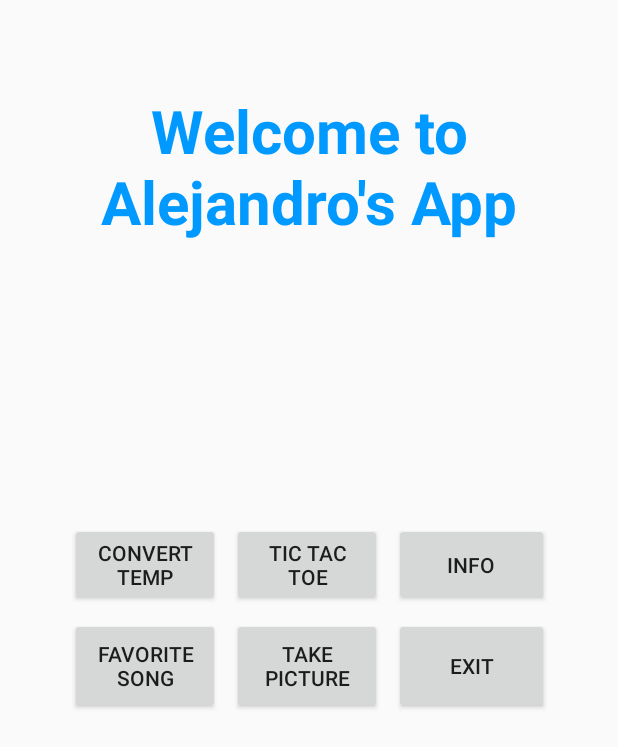
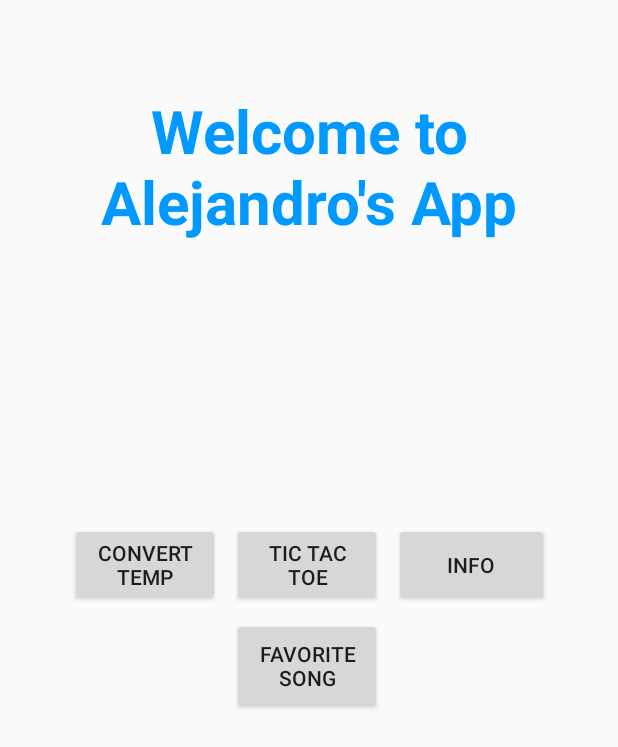
Before and after one commit to abiancu/IntroAndroidApp, an Android app: the layout content_main_menu.xml on its own in the app's theme, with its tools: preview values and no code run, on a phone screen of 412 x 824 dp. Shown: the top 747 px of the screen. Run offline under Robolectric (Android 15) with nearby library versions, the phone set to English and light mode, and no system bars.

Commit message:
files complete. Ready for APK

```diff
--- a/app/src/main/res/layout/content_main_menu.xml
+++ b/app/src/main/res/layout/content_main_menu.xml
@@ -76,27 +76,10 @@
             android:layout_width="wrap_content"
             android:layout_height="wrap_content"
             android:layout_row="1"
-            android:layout_column="0"
+            android:layout_column="1"
             android:layout_gravity="center|fill"
             android:text="@string/goMusic" />
 
-        <Button
-            android:id="@+id/btnTakePic"
-            android:layout_width="wrap_content"
-            android:layout_height="wrap_content"
-            android:layout_row="1"
-            android:layout_column="1"
-            android:layout_gravity="center|fill"
-            android:text="@string/goTakePic" />
-
-        <Button
-            android:id="@+id/btnExit"
-            android:layout_width="wrap_content"
-            android:layout_height="wrap_content"
-            android:layout_row="1"
-            android:layout_column="2"
-            android:layout_gravity="center|fill"
-            android:text="@string/mExit" />
     </GridLayout>
 
 
```
Also changed, not shown: app/src/main/AndroidManifest.xml (+4 -5 lines), app/src/main/java/com/example/introandroidapp/MainMenuActivity.java (+1 -15 lines), app/src/main/java/com/example/introandroidapp/SongActivity.java (+17 -0 lines), app/src/main/java/com/example/introandroidapp/TakePictureActivity.java (deleted, +0 -32 lines), app/src/main/res/layout/activity_take_picture.xml (deleted, +0 -33 lines), app/src/main/res/layout/content_song.xml (+12 -0 lines), app/src/main/res/layout/content_take_picture.xml (deleted, +0 -11 lines), 1 other file.
